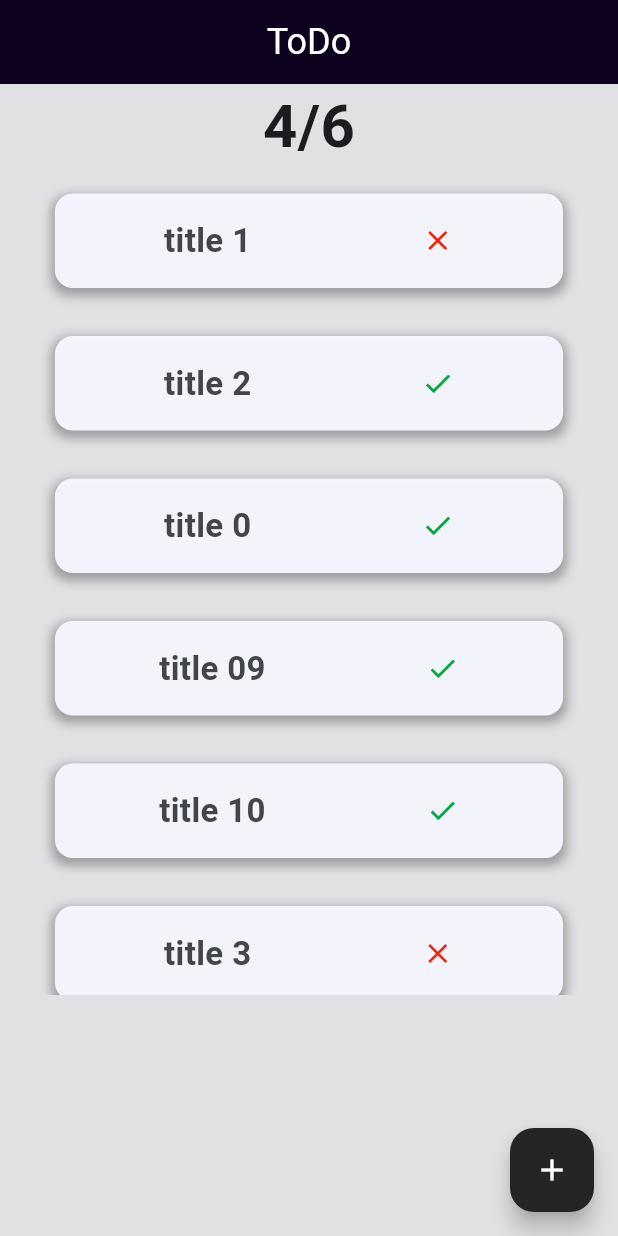
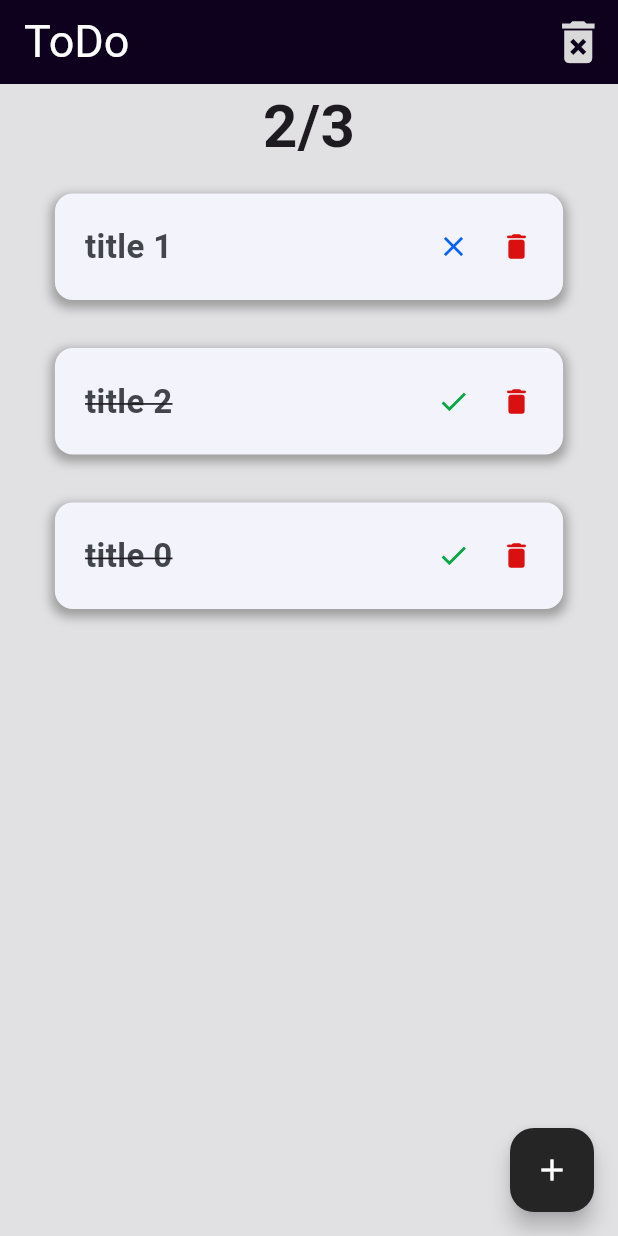
Before and after one commit to BNHDeveloper/todo-lists, a Flutter app: the screen it shows after launch, on a phone screen of 412 x 824 dp. Run offline on Flutter 3.47's test engine with Material 3 defaults, Android fonts, the phone set to English and light mode, and no system bars.

Commit message:
add delete function and changeStatus

```diff
--- a/lib/classes/todo.dart
+++ b/lib/classes/todo.dart
@@ -2,12 +2,10 @@ import 'package:flutter/material.dart';
 
 class Todo {
   final String title;
-  final bool finished;
-  final VoidCallback onTap;
+   bool finished;
 
   Todo({
     required this.title,
     required this.finished,
-    required this.onTap,
   });
 }
--- a/lib/main.dart
+++ b/lib/main.dart
@@ -9,12 +9,9 @@ void main() {
 
 // [3,38,33]
 List allTasks = [
-  Todo(title: "title 1", finished: false, onTap: () {}),
-  Todo(title: "title 2", finished: true, onTap: () {}),
-  Todo(title: "title 0", finished: true, onTap: () {}),
-  Todo(title: "title 09", finished: true, onTap: () {}),
-  Todo(title: "title 10", finished: true, onTap: () {}),
-  Todo(title: "title 3", finished: false, onTap: () {}),
+  Todo(title: "title 1", finished: false),
+  Todo(title: "title 2", finished: true),
+  Todo(title: "title 0", finished: true),
 ];
 
 class MyApp extends StatelessWidget {
@@ -42,12 +39,24 @@ class _HomeScreenState extends State<HomeScreen> {
   String todoTask = "";
   addTask() {
     setState(() {
-      allTasks.add(
-        Todo(title: myController.text, finished: false, onTap: () {}),
-      );
+      allTasks.add(Todo(title: myController.text, finished: false));
     });
   }
-
+  chngeStatus(int taskIndex) {
+    setState(() {
+      allTasks[taskIndex].finished = !allTasks[taskIndex].finished;
+    });
+  }
+  deletTask(int taskIndex) {
+    setState(() {
+      allTasks.removeAt(taskIndex);
+    });
+  }
+  deleteAll(){
+    setState(() {
+      allTasks.removeRange(0,allTasks.length);
+    });
+  }
   @override
   Widget build(BuildContext context) {
     int calculateTask() {
@@ -107,20 +116,27 @@ class _HomeScreenState extends State<HomeScreen> {
       appBar: AppBar(
         title: const Text(
           'ToDo',
-          style: TextStyle(fontSize: 24, color: Colors.white),
+          style: TextStyle(fontSize: 30, color: Colors.white),
         ),
-        centerTitle: true,
+        // centerTitle: true,
         backgroundColor: Color.fromARGB(255, 13, 1, 30),
+        actions: [
+          IconButton(
+            onPressed: () {
+              deleteAll();
+            },
+            icon: Icon(Icons.delete_forever),
+            iconSize: 37,
+            color: Color.fromARGB(255, 217, 217, 217),
+          )
+        ],
       ),
       body: Center(
         child: FractionallySizedBox(
           widthFactor: 0.9,
           child: Column(
             children: [
-              Counter(
-                tasks: allTasks.length,
-                complited: calculateTask(),
-              ),
+              Counter(tasks: allTasks.length, complited: calculateTask()),
               SizedBox(
                 height: 550,
                 child: ListView.builder(
@@ -128,8 +144,10 @@ class _HomeScreenState extends State<HomeScreen> {
                   itemBuilder: (BuildContext context, int index) {
                     return TodoCard(
                       title: allTasks[index].title,
-                      isCompleted: allTasks[index].finished,
-                      onTap: () {},
+                      finished: allTasks[index].finished,
+                      changeStatus: chngeStatus,
+                      index: index,
+                      delete:deletTask,
                     );
                   },
                 ),
--- a/lib/widgets/todo-card.dart
+++ b/lib/widgets/todo-card.dart
@@ -2,23 +2,28 @@ import 'package:flutter/material.dart';
 
 class TodoCard extends StatelessWidget {
   final String title;
-  final bool isCompleted;
-  final VoidCallback onTap;
+  final bool finished;
+  final Function changeStatus;
+  final int index;
+  final Function delete;
+
 
   const TodoCard({
     super.key,
     required this.title,
-    required this.isCompleted,
-    required this.onTap,
+    required this.finished,
+    required this.changeStatus,
+    required this.index,
+    required this.delete,
   });
 
   @override
   Widget build(BuildContext context) {
     return GestureDetector(
-      onTap: onTap,
+      onTap: () => changeStatus(index),
         child: Container(
-              padding: EdgeInsets.all(16),
-              margin: EdgeInsets.all(16) ,
+          padding: EdgeInsets.all(20),
+          margin: EdgeInsets.all(16),
           decoration: BoxDecoration(
             color: Color(0xF6F6F6FF),
             borderRadius: BorderRadius.circular(12),
@@ -27,16 +32,51 @@ class TodoCard extends StatelessWidget {
                 color: const Color(0xFF9E9E9E),
                 spreadRadius: 2,
                 blurRadius: 5,
-                    offset: Offset(0, 3), // changes position of shadow
+                offset: Offset(0, 3),
               ),
-                ] ,),
-              child: Row(
-                mainAxisAlignment: MainAxisAlignment.spaceAround,
-                children: [
-                  Text(title, style: TextStyle(fontSize: 22, fontWeight: FontWeight.bold, color: const Color.fromARGB(255, 66, 70, 74))),
-                  !isCompleted ? Icon(Icons.close, color: Color.fromARGB(255, 248, 30, 5), size: 22):Icon(Icons.check, color: Color.fromARGB(255, 3, 168, 66), size: 22),
             ],
           ),
-              ),);
+          child: Row(
+            mainAxisAlignment: MainAxisAlignment.spaceBetween,
+            children: [
+              Text(
+                title,
+                style: TextStyle(
+                  fontSize: 22,
+                  fontWeight: FontWeight.bold,
+                  color: const Color.fromARGB(255, 66, 70, 74),
+                  decoration: finished? TextDecoration.lineThrough:TextDecoration.none
+                ),
+              ),
+              Row(
+                children: [
+                    !finished
+                  ? Icon(
+                      Icons.close,
+                      color: Color.fromARGB(255, 5, 98, 248),
+                      size: 22,
+                    )
+                  : Icon(
+                      Icons.check,
+                      color: Color.fromARGB(255, 3, 168, 66),
+                      size: 22,
+                    ),
+              SizedBox(
+                width: 20,
+              ),
+              GestureDetector(
+                onTap: () => delete(index),
+                child: Icon(
+                  Icons.delete_rounded,
+                  color: Color.fromARGB(255, 218, 15, 15),
+                  size: 22,
+                ),
+              ),
+                ],
+              )
+            ],
+          ),
+        ),
+    );
   }
 }
```
Lines whose indentation alone changed are shown as unchanged.
